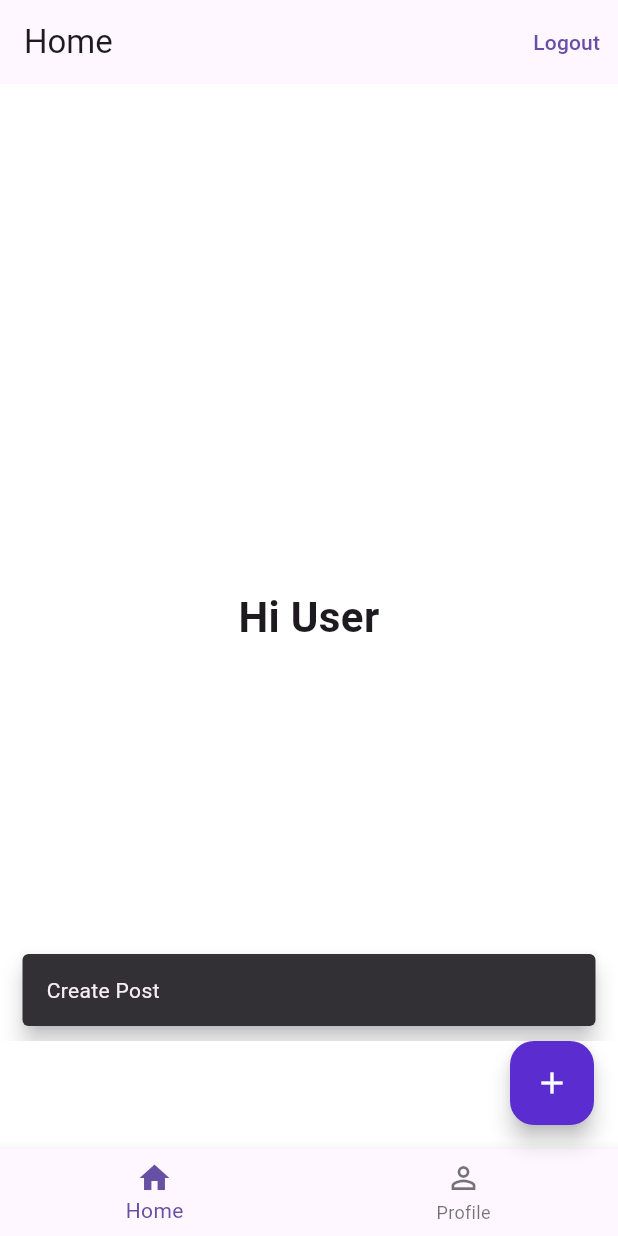
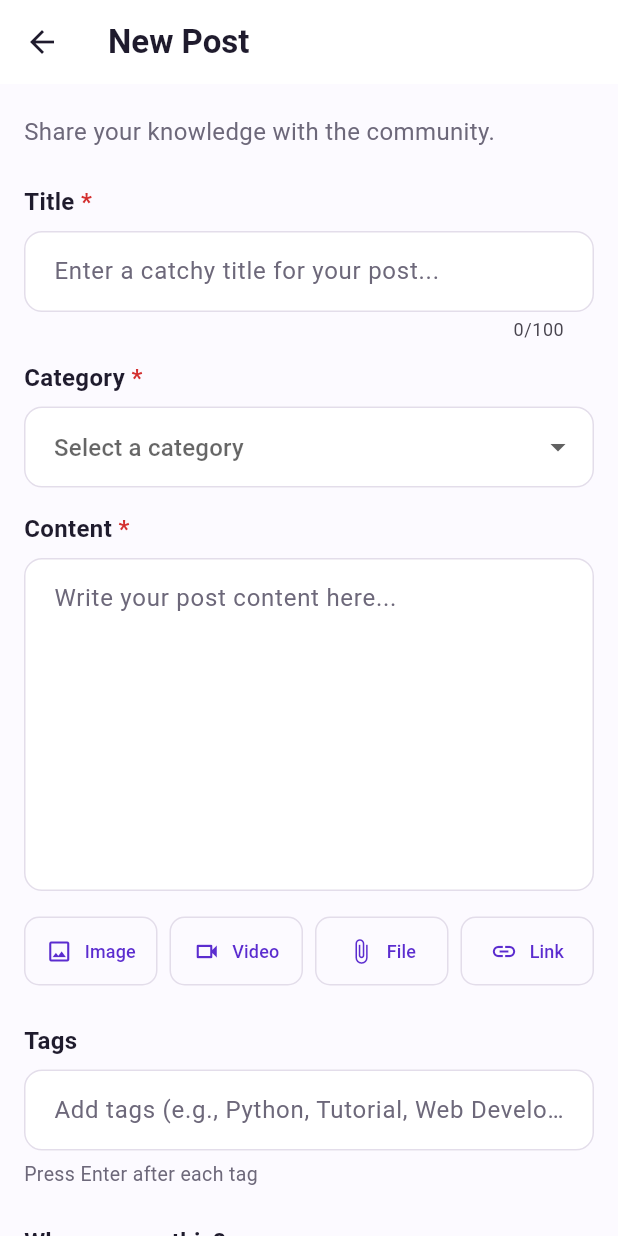
Before and after one commit to EduProTeam/edupro-mobile-app, a Flutter app: the HomeShellScreen screen opened directly, after a tap on the "add" icon, on a phone screen of 412 x 824 dp. Run offline on Flutter 3.47's test engine with Material 3 defaults, Android fonts, the phone set to English and light mode, and no system bars; our stand-ins replace cloud_firestore, firebase_auth, firebase_core, flutter_svg, image_picker, supabase_flutter; accounts and stored records are empty.

Commit message:
add new post page with form validation and navigation

```diff
--- a/lib/features/home/presentation/screens/home_shell_screen.dart
+++ b/lib/features/home/presentation/screens/home_shell_screen.dart
@@ -3,6 +3,7 @@ import 'package:firebase_auth/firebase_auth.dart';
 import 'package:flutter/material.dart';
 
 import '../../../auth/services/auth_service.dart';
+import '../../../posts/presentation/screens/new_post_screen.dart';
 import '../../../profile/presentation/screens/edit_profile_screen.dart';
 import '../../../profile/presentation/screens/profile_photo_screen.dart';
 import '../../../settings/presentation/screens/settings_screen.dart';
@@ -35,15 +36,10 @@ class _HomeShellScreenState extends State<HomeShellScreen> {
     );
   }
 
-  void _showCreatePostMessage() {
-    ScaffoldMessenger.of(context)
-      ..hideCurrentSnackBar()
-      ..showSnackBar(
-        const SnackBar(
-          content: Text('Create Post'),
-          behavior: SnackBarBehavior.floating,
-        ),
-      );
+  void _openNewPost() {
+    Navigator.of(context).push<void>(
+      MaterialPageRoute<void>(builder: (_) => const NewPostScreen()),
+    );
   }
 
   @override
@@ -60,11 +56,11 @@ class _HomeShellScreenState extends State<HomeShellScreen> {
       body: IndexedStack(index: _currentIndex, children: screens),
       floatingActionButton: _currentIndex == 0
           ? FloatingActionButton(
-              onPressed: _showCreatePostMessage,
+              onPressed: _openNewPost,
               backgroundColor: _createPostPurple,
               foregroundColor: Colors.white,
               elevation: 6,
-              tooltip: 'Create Post',
+              tooltip: 'New Post',
               child: const Icon(Icons.add),
             )
           : null,
--- /dev/null
+++ b/lib/features/posts/presentation/screens/new_post_screen.dart
@@ -0,0 +1,343 @@
+import 'package:flutter/material.dart';
+
+class NewPostScreen extends StatefulWidget {
+  const NewPostScreen({super.key});
+
+  @override
+  State<NewPostScreen> createState() => _NewPostScreenState();
+}
+
+class _NewPostScreenState extends State<NewPostScreen> {
+  static const _primaryPurple = Color(0xFF5B2CCF);
+  static const _pageBackground = Color(0xFFFCFAFF);
+  static const _textPrimary = Color(0xFF1F1B2D);
+  static const _textSecondary = Color(0xFF6D687A);
+  static const _borderColor = Color(0xFFE3DDEA);
+
+  static const _categories = [
+    'Programming',
+    'Design',
+    'Business',
+    'Mathematics',
+    'Languages',
+    'Technology',
+    'Career',
+    'Other',
+  ];
+
+  final _formKey = GlobalKey<FormState>();
+  final _titleController = TextEditingController();
+  final _contentController = TextEditingController();
+  final _tagsController = TextEditingController();
+
+  String? _selectedCategory;
+  String _visibility = 'Public';
+
+  @override
+  void dispose() {
+    _titleController.dispose();
+    _contentController.dispose();
+    _tagsController.dispose();
+    super.dispose();
+  }
+
+  void _showSnackBar(String message) {
+    ScaffoldMessenger.of(context)
+      ..hideCurrentSnackBar()
+      ..showSnackBar(
+        SnackBar(content: Text(message), behavior: SnackBarBehavior.floating),
+      );
+  }
+
+  void _submitPost() {
+    if (!_formKey.currentState!.validate()) {
+      return;
+    }
+
+    _showSnackBar('Post publishing coming soon');
+  }
+
+  OutlineInputBorder _inputBorder(Color color) {
+    return OutlineInputBorder(
+      borderRadius: BorderRadius.circular(12),
+      borderSide: BorderSide(color: color),
+    );
+  }
+
+  InputDecoration _inputDecoration({
+    required String hintText,
+    bool alignLabelWithHint = false,
+  }) {
+    return InputDecoration(
+      hintText: hintText,
+      hintStyle: const TextStyle(color: _textSecondary),
+      alignLabelWithHint: alignLabelWithHint,
+      filled: true,
+      fillColor: Colors.white,
+      contentPadding: const EdgeInsets.symmetric(horizontal: 16, vertical: 15),
+      border: _inputBorder(_borderColor),
+      enabledBorder: _inputBorder(_borderColor),
+      focusedBorder: _inputBorder(_primaryPurple),
+      errorBorder: _inputBorder(Colors.red.shade700),
+      focusedErrorBorder: _inputBorder(Colors.red.shade700),
+    );
+  }
+
+  Widget _attachmentButton({required String label, required IconData icon}) {
+    return Expanded(
+      child: OutlinedButton.icon(
+        onPressed: () => _showSnackBar('$label attachment coming soon'),
+        icon: Icon(icon, size: 18),
+        label: Text(label, style: const TextStyle(fontSize: 12)),
+        style: OutlinedButton.styleFrom(
+          foregroundColor: _primaryPurple,
+          minimumSize: const Size(0, 46),
+          padding: const EdgeInsets.symmetric(horizontal: 6),
+          side: const BorderSide(color: _borderColor),
+          shape: RoundedRectangleBorder(
+            borderRadius: BorderRadius.circular(10),
+          ),
+        ),
+      ),
+    );
+  }
+
+  @override
+  Widget build(BuildContext context) {
+    return Scaffold(
+      backgroundColor: _pageBackground,
+      appBar: AppBar(
+        backgroundColor: Colors.white,
+        foregroundColor: _textPrimary,
+        elevation: 0,
+        scrolledUnderElevation: 0,
+        title: const Text(
+          'New Post',
+          style: TextStyle(fontWeight: FontWeight.w700),
+        ),
+      ),
+      body: SafeArea(
+        child: Form(
+          key: _formKey,
+          child: SingleChildScrollView(
+            padding: const EdgeInsets.fromLTRB(16, 20, 16, 24),
+            child: Column(
+              crossAxisAlignment: CrossAxisAlignment.stretch,
+              children: [
+                const Text(
+                  'Share your knowledge with the community.',
+                  style: TextStyle(fontSize: 16, color: _textSecondary),
+                ),
+                const SizedBox(height: 24),
+                const _FieldLabel(label: 'Title', isRequired: true),
+                const SizedBox(height: 8),
+                TextFormField(
+                  controller: _titleController,
+                  maxLength: 100,
+                  textInputAction: TextInputAction.next,
+                  decoration: _inputDecoration(
+                    hintText: 'Enter a catchy title for your post...',
+                  ),
+                  validator: (value) {
+                    if (value == null || value.trim().isEmpty) {
+                      return 'Please enter a post title';
+                    }
+                    return null;
+                  },
+                ),
+                const SizedBox(height: 12),
+                const _FieldLabel(label: 'Category', isRequired: true),
+                const SizedBox(height: 8),
+                DropdownButtonFormField<String>(
+                  initialValue: _selectedCategory,
+                  decoration: _inputDecoration(hintText: 'Select a category'),
+                  hint: const Text('Select a category'),
+                  items: _categories
+                      .map(
+                        (category) => DropdownMenuItem<String>(
+                          value: category,
+                          child: Text(category),
+                        ),
+                      )
+                      .toList(),
+                  onChanged: (value) {
+                    setState(() {
+                      _selectedCategory = value;
+                    });
+                  },
+                  validator: (value) {
+                    if (value == null) {
+                      return 'Please select a category';
+                    }
+                    return null;
+                  },
+                ),
+                const SizedBox(height: 16),
+                const _FieldLabel(label: 'Content', isRequired: true),
+                const SizedBox(height: 8),
+                TextFormField(
+                  controller: _contentController,
+                  minLines: 8,
+                  maxLines: 12,
+                  keyboardType: TextInputType.multiline,
+                  decoration: _inputDecoration(
+                    hintText: 'Write your post content here...',
+                    alignLabelWithHint: true,
+                  ),
+                  validator: (value) {
+                    if (value == null || value.trim().isEmpty) {
+                      return 'Please enter post content';
+                    }
+                    return null;
+                  },
+                ),
+                const SizedBox(height: 16),
+                Row(
+                  children: [
+                    _attachmentButton(
+                      label: 'Image',
+                      icon: Icons.image_outlined,
+                    ),
+                    const SizedBox(width: 8),
+                    _attachmentButton(
+                      label: 'Video',
+                      icon: Icons.videocam_outlined,
+                    ),
+                    const SizedBox(width: 8),
+                    _attachmentButton(label: 'File', icon: Icons.attach_file),
+                    const SizedBox(width: 8),
+                    _attachmentButton(label: 'Link', icon: Icons.link),
+                  ],
+                ),
+                const SizedBox(height: 24),
+                const _FieldLabel(label: 'Tags'),
+                const SizedBox(height: 8),
+                TextField(
+                  controller: _tagsController,
+                  textInputAction: TextInputAction.done,
+                  decoration: _inputDecoration(
+                    hintText:
+                        'Add tags (e.g., Python, Tutorial, Web Development)',
+                  ),
+                ),
+                const SizedBox(height: 6),
+                const Text(
+                  'Press Enter after each tag',
+                  style: TextStyle(fontSize: 13, color: _textSecondary),
+                ),
+                const SizedBox(height: 24),
+                const _FieldLabel(label: 'Who can see this?'),
+                const SizedBox(height: 8),
+                DropdownButtonFormField<String>(
+                  initialValue: _visibility,
+                  decoration: _inputDecoration(hintText: 'Select visibility'),
+                  items: const [
+                    DropdownMenuItem<String>(
+                      value: 'Public',
+                      child: Row(
+                        children: [
+                          Icon(Icons.public_outlined, size: 20),
+                          SizedBox(width: 8),
+                          Text('Public'),
+                        ],
+                      ),
+                    ),
+                    DropdownMenuItem<String>(
+                      value: 'Followers',
+                      child: Row(
+                        children: [
+                          Icon(Icons.people_outline, size: 20),
+                          SizedBox(width: 8),
+                          Text('Followers'),
+                        ],
+                      ),
+                    ),
+                  ],
+                  onChanged: (value) {
+                    if (value == null) {
+                      return;
+                    }
+                    setState(() {
+                      _visibility = value;
+                    });
+                  },
+                ),
+                const SizedBox(height: 8),
+                Text(
+                  _visibility == 'Public'
+                      ? 'Anyone on EduPro can see this post.'
+                      : 'Only your followers can see this post.',
+                  style: const TextStyle(fontSize: 13, color: _textSecondary),
+                ),
+                const SizedBox(height: 28),
+                Row(
+                  children: [
+                    Expanded(
+                      child: OutlinedButton.icon(
+                        onPressed: () => _showSnackBar('Post saved as draft'),
+                        icon: const Icon(Icons.save_outlined),
+                        label: const Text('Save as Draft'),
+                        style: OutlinedButton.styleFrom(
+                          foregroundColor: _textPrimary,
+                          minimumSize: const Size.fromHeight(52),
+                          side: const BorderSide(color: _borderColor),
+                          shape: RoundedRectangleBorder(
+                            borderRadius: BorderRadius.circular(12),
+                          ),
+                        ),
+                      ),
+                    ),
+                    const SizedBox(width: 12),
+                    Expanded(
+                      child: FilledButton.icon(
+                        onPressed: _submitPost,
+                        icon: const Icon(Icons.send_outlined),
+                        label: const Text('Post'),
+                        style: FilledButton.styleFrom(
+                          backgroundColor: _primaryPurple,
+                          foregroundColor: Colors.white,
+                          minimumSize: const Size.fromHeight(52),
+                          shape: RoundedRectangleBorder(
+                            borderRadius: BorderRadius.circular(12),
+                          ),
+                        ),
+                      ),
+                    ),
+                  ],
+                ),
+              ],
+            ),
+          ),
+        ),
+      ),
+    );
+  }
+}
+
+class _FieldLabel extends StatelessWidget {
+  const _FieldLabel({required this.label, this.isRequired = false});
+
+  final String label;
+  final bool isRequired;
+
+  @override
+  Widget build(BuildContext context) {
+    return Text.rich(
+      TextSpan(
+        text: label,
+        style: const TextStyle(
+          color: _NewPostScreenState._textPrimary,
+          fontSize: 16,
+          fontWeight: FontWeight.w700,
+        ),
+        children: [
+          if (isRequired)
+            TextSpan(
+              text: ' *',
+              style: TextStyle(color: Colors.red.shade700),
+            ),
+        ],
+      ),
+    );
+  }
+}
```
